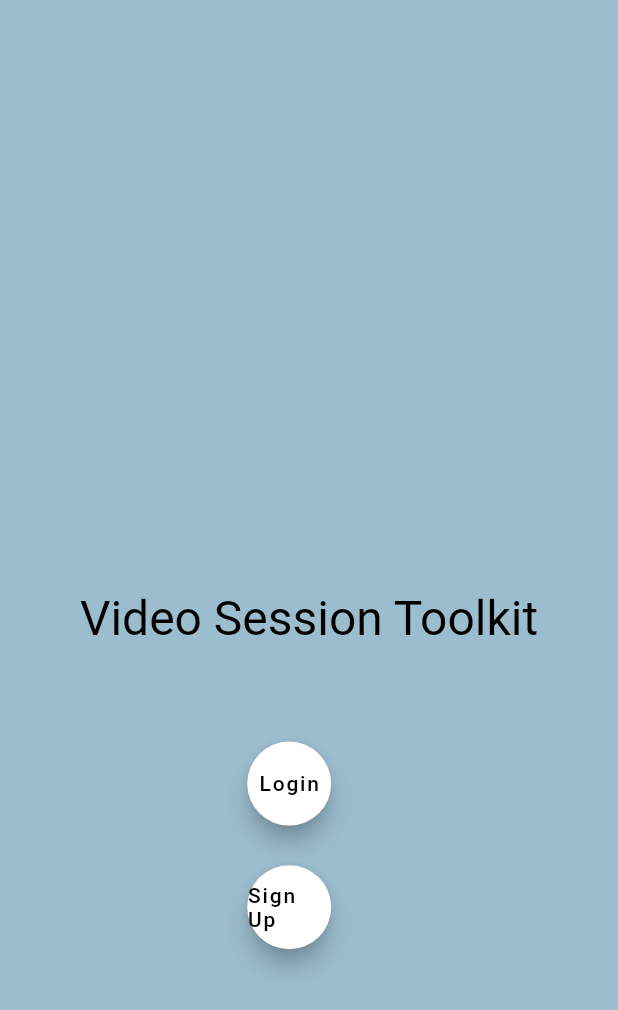
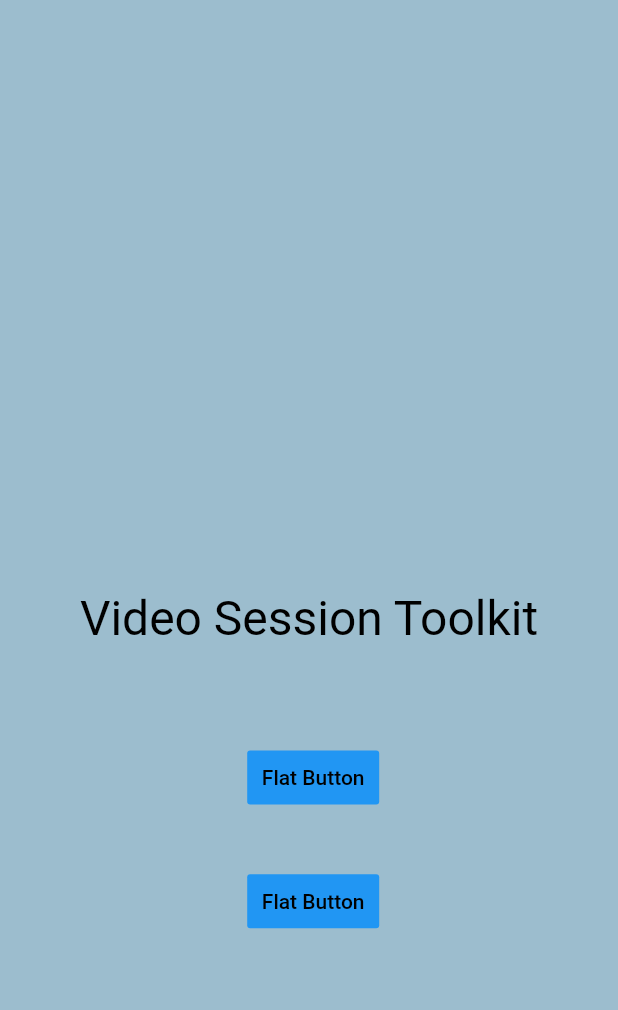
Before and after one commit to FEUP-ESOF-2020-21/open-cx-t1g5-esoflers, a Flutter app: the screen it shows after launch, on a phone screen of 412 x 824 dp. Shown: the top 1010 px of the screen. Run offline on Flutter 3.47's test engine with Material 2 defaults, Android fonts, the phone set to English and light mode, and no system bars; our stand-ins replace flutter_local_notifications, flutter_markdown.

Commit message:
trying to change home page buttons

```diff
--- a/open-cx-master/open-cx-master/open_cx/lib/main.dart
+++ b/open-cx-master/open-cx-master/open_cx/lib/main.dart
@@ -23,6 +23,7 @@ class MyApp extends StatelessWidget {
       routes: {
         "/": (context) => HomePage(),
         "/login": (context) => LoginPage(),
+        "/signup": (context) => SignUpPage(),
         "/agendAppMain": (context) => AgendAppMain()
       },
     );
@@ -65,7 +66,22 @@ class MyButton extends StatelessWidget {
     return Positioned(
       left: (x / 100) * MediaQuery.of(context).size.width,
       top: (y / 100) * MediaQuery.of(context).size.height,
-      child: FloatingActionButton(
+      child: FlatButton(
+        color: Colors.blue,
+        textColor: Colors.white,
+        disabledColor: Colors.grey,
+        disabledTextColor: Colors.black,
+        padding: EdgeInsets.all(8.0),
+        splashColor: Colors.blueAccent,
+        onPressed: onPressed,
+        child: Text(
+          "Flat Button",
+          style: TextStyle(color: Colors.black),
+        ),
+        heroTag: title,
+      ),
+    );
+      /*child: FloatingActionButton(
         onPressed: onPressed,
         backgroundColor: Colors.white,
         child: Text(
@@ -74,7 +90,7 @@ class MyButton extends StatelessWidget {
         ),
         heroTag: title,
       ),
-    );
+    );*/
   }
 }
 
```
